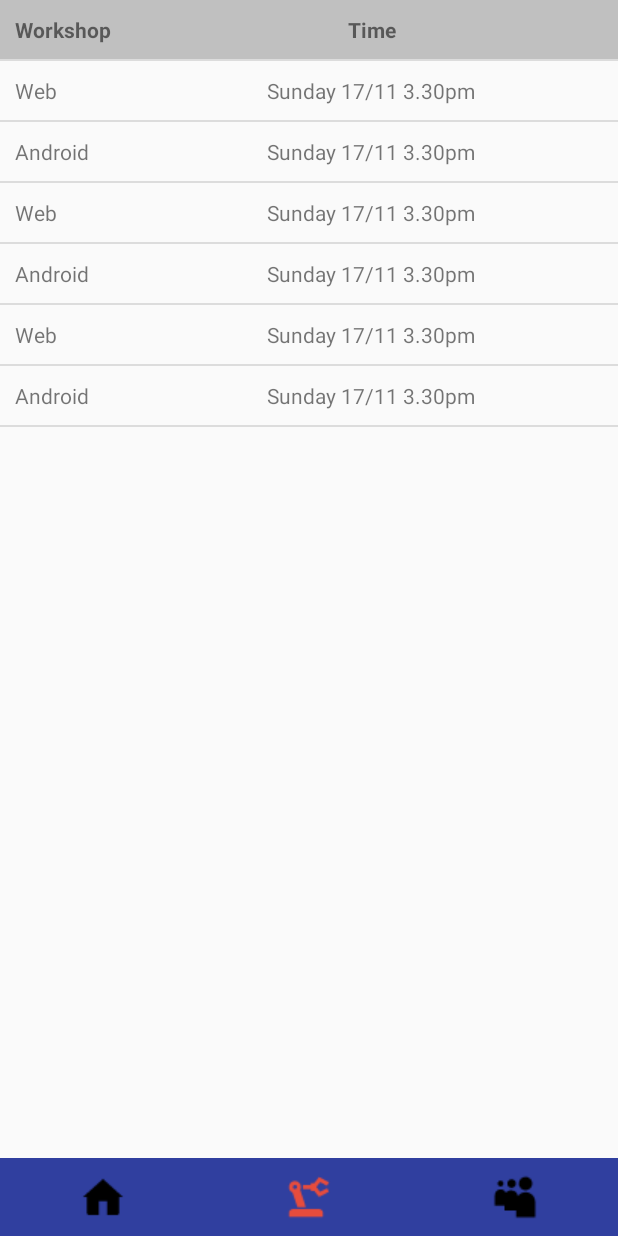
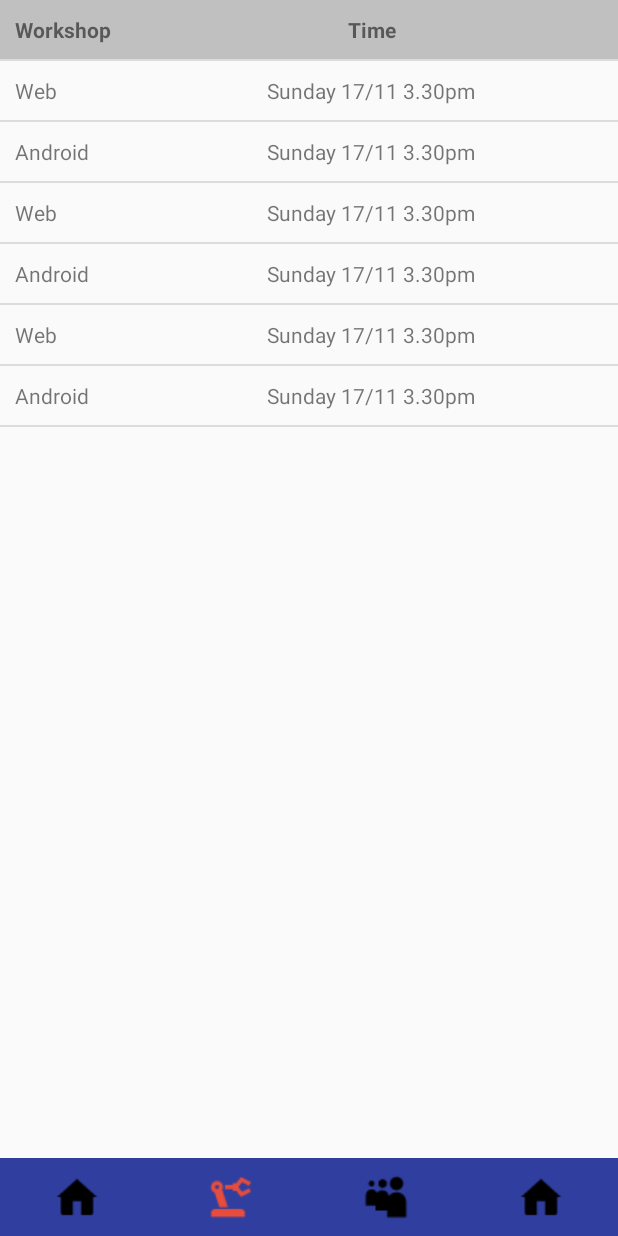
Before and after one commit to AhmedHassaan/COMPASS_17, an Android app: the MainActivity screen opened directly, with no data from a screen before it, after a tap on an icon or button, on a phone screen of 412 x 824 dp. Run offline under Robolectric (Android 15) with nearby library versions, the phone set to English and light mode, and no system bars; 1 statement that could not run was skipped; 1 other tap on this screen came first.

Commit message:
not recived body yet

```diff
--- a/app/src/main/java/com/example/amr/compass_17/MainActivity.java
+++ b/app/src/main/java/com/example/amr/compass_17/MainActivity.java
@@ -25,8 +25,9 @@ public class MainActivity extends AppCompatActivity {
     final int HOMEICON_POSTION = 0;
     final int WORKSHOPICON_POSTION = 1;
     final int ABOUTUS_POSTION = 2;
+    final int COMM_POSITION = 3;
     ViewPager mPager;
-    ImageView homeIcon, aboutusIcon, workshopIcon;
+    ImageView homeIcon, aboutusIcon, workshopIcon,commIcon;
     ControlRealm controlRealm;
     OneMessage oneMessage;
     int[] selectedImages = {R.drawable.home_selected, R.drawable.workshop_selected, R.drawable.aboutus_selected, R.drawable.home_selected};
@@ -55,7 +56,7 @@ public class MainActivity extends AppCompatActivity {
         homeIcon = (ImageView) findViewById(R.id.home_icon);
         workshopIcon = (ImageView) findViewById(R.id.workshop_icon);
         aboutusIcon = (ImageView) findViewById(R.id.aboutus_icon);
-
+        commIcon = (ImageView) findViewById(R.id.comm_icon);
         setImages();
 
         imagesOnClickListener();
@@ -96,6 +97,7 @@ public class MainActivity extends AppCompatActivity {
         homeIcon.setImageResource(images[HOMEICON_POSTION]);
         workshopIcon.setImageResource(images[WORKSHOPICON_POSTION]);
         aboutusIcon.setImageResource(images[ABOUTUS_POSTION]);
+        commIcon.setImageResource(images[COMM_POSITION]);
     }
 
     void imagesOnClickListener() {
@@ -128,6 +130,16 @@ public class MainActivity extends AppCompatActivity {
                 mPager.setCurrentItem(ABOUTUS_POSTION);
             }
         });
+
+        commIcon.setOnClickListener(new View.OnClickListener() {
+            @Override
+            public void onClick(View view) {
+                setUnSelectedImages();
+                setSelectedImage(COMM_POSITION);
+                setImages();
+                mPager.setCurrentItem(COMM_POSITION);
+            }
+        });
     }
 
     @Override
--- a/app/src/main/res/layout/activity_main.xml
+++ b/app/src/main/res/layout/activity_main.xml
@@ -27,7 +27,7 @@
         android:layout_height="wrap_content"
         android:layout_weight=".5"
         android:background="@color/colorPrimaryDark"
-        android:weightSum="3"
+        android:weightSum="4"
         android:gravity="center"
         android:orientation="horizontal"
         >
@@ -59,6 +59,17 @@
             android:scaleType="centerInside"
             />
 
+
+        <ImageView
+            android:layout_width="wrap_content"
+            android:layout_height="wrap_content"
+            android:layout_weight="1"
+            android:src="@drawable/home_unselected"
+            android:id="@+id/comm_icon"
+            android:scaleType="centerInside"
+            />
+
+
     </LinearLayout>
 
 </LinearLayout>
```
